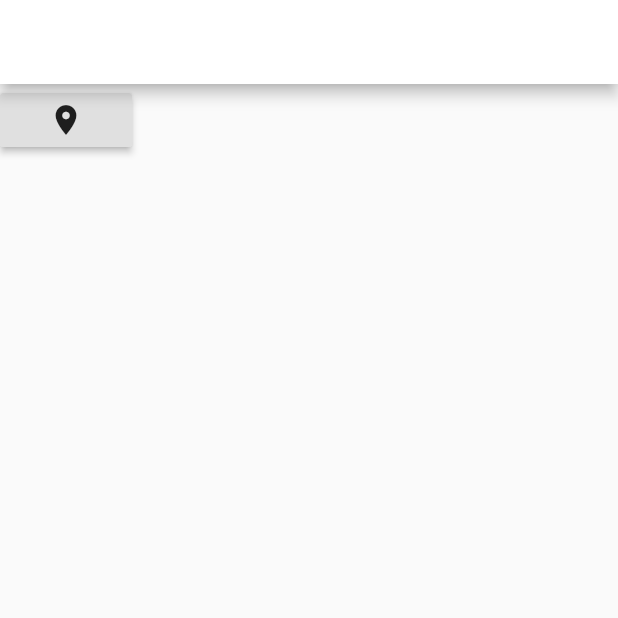
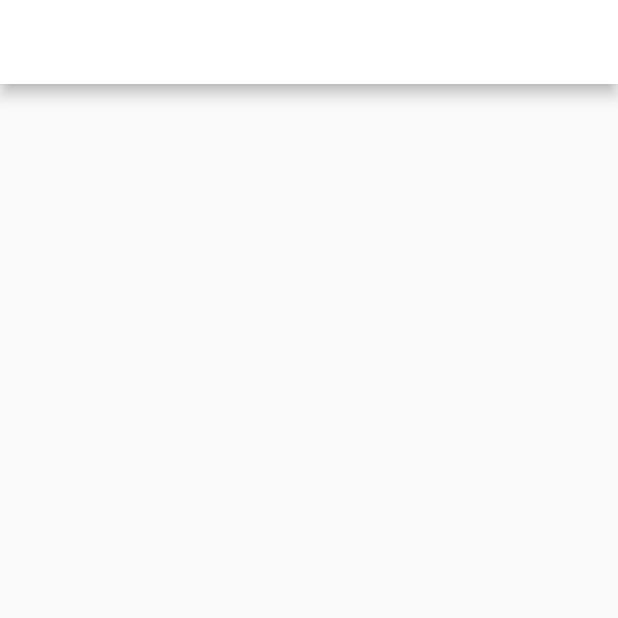
Before and after one commit to lismaroliveira1/bahia_delivery_cross_platform_app, a Flutter app: the screen it shows after launch, on a phone screen of 412 x 824 dp, the top half of it. Run offline on Flutter 3.47's test engine with Material 2 defaults, Android fonts, the phone set to English and light mode, and no system bars.

```diff
--- a/lib/screens/home_screen.dart
+++ b/lib/screens/home_screen.dart
@@ -15,10 +15,8 @@ class _HomeScreenState extends State<HomeScreen> {
           ),
           body: Column(
             children: <Widget>[
-              Row(
-                children: <Widget>[
-                  RaisedButton(child: Icon(Icons.location_on), onPressed: () {})
-                ],
+              SizedBox(
+                height: 8.0,
               )
             ],
           )),
--- a/pubspec.yaml
+++ b/pubspec.yaml
@@ -38,6 +38,7 @@ dependencies:
   path_provider: ^1.6.11
   firebase_auth: ^0.16.1
   url_launcher: ^5.5.0
+  image_picker: ^0.6.7+4
 
 dev_dependencies:
   flutter_test:
```
Also changed, not shown: pubspec.lock, 19 other files.
